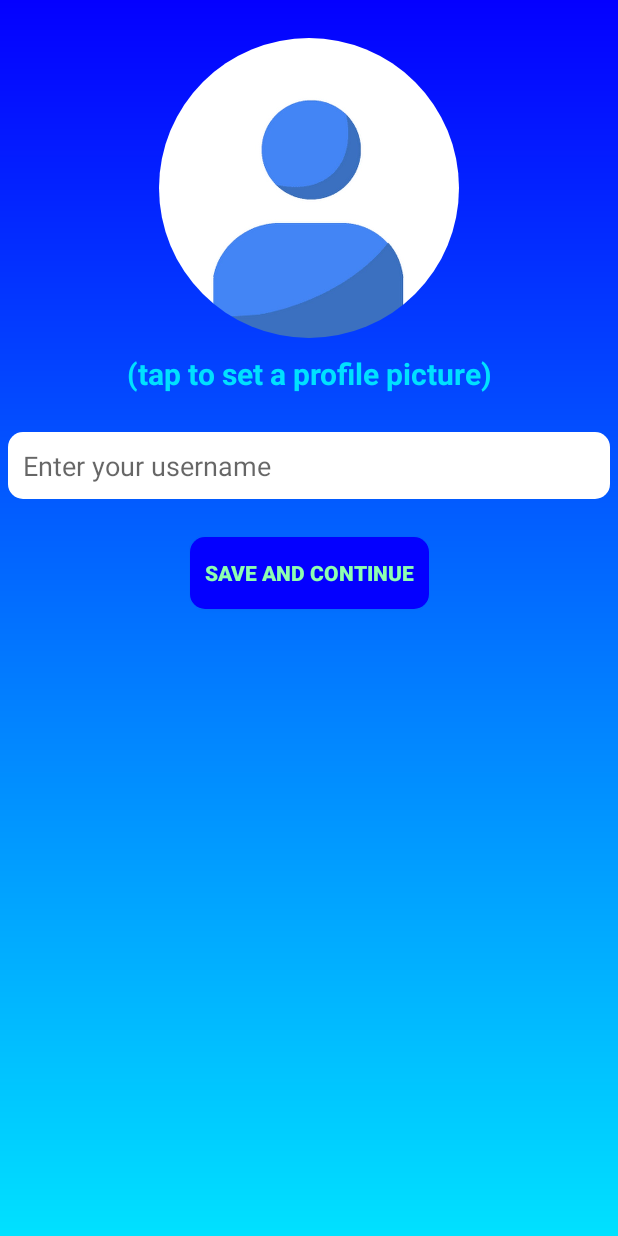
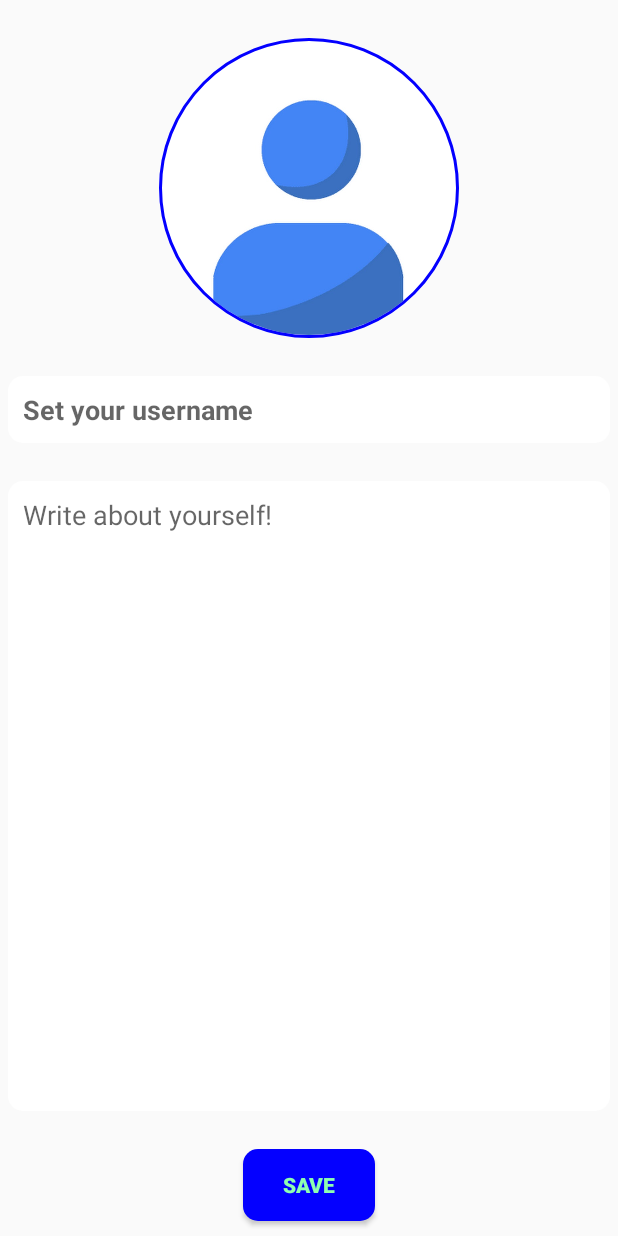
Before and after one commit to natekamp/IDEACenter_app, an Android app: the screen it shows after launch once a user with an empty profile is signed in (SetupActivity), on a phone screen of 412 x 824 dp. Run offline under Robolectric (Android 15) with nearby library versions, the phone set to English and light mode, and no system bars; our stand-ins replace CircleImageView, Firebase (no records; nobody signed in at launch, a user with empty details on screens opened directly), Picasso; libraries missing offline, so code that uses them is left out: com.theartofdev.edmodo; pictures from the network do not load.

Commit message:
Perhaps... profile stuff.... works.....

```diff
--- a/app/src/main/java/natekamp/ideas/MainActivity.java
+++ b/app/src/main/java/natekamp/ideas/MainActivity.java
@@ -178,10 +178,23 @@ public class MainActivity extends AppCompatActivity implements SubjectListRecycl
         });
     }
 
+    private void sendToSetupActivity(boolean fromRegister, boolean isEditable, String profileUID)
+    {
+        Intent setupIntent = new Intent(MainActivity.this, SetupActivity.class);
+        setupIntent.addFlags(Intent.FLAG_ACTIVITY_NEW_TASK | Intent.FLAG_ACTIVITY_CLEAR_TASK);
+        setupIntent.putExtra("EXTRA_PROFILE_UID", profileUID);
+        setupIntent.putExtra("EXTRA_FROM_REGISTER", fromRegister);
+        setupIntent.putExtra("EXTRA_IS_EDITABLE", isEditable);
+        startActivity(setupIntent);
+        finish();
+    }
+
     private void sendToSetupActivity()
     {
         Intent setupIntent = new Intent(MainActivity.this, SetupActivity.class);
         setupIntent.addFlags(Intent.FLAG_ACTIVITY_NEW_TASK | Intent.FLAG_ACTIVITY_CLEAR_TASK);
+        setupIntent.putExtra("EXTRA_FROM_REGISTER", true);
+        setupIntent.putExtra("EXTRA_IS_EDITABLE", true);
         startActivity(setupIntent);
         finish();
     }
@@ -257,7 +270,7 @@ public class MainActivity extends AppCompatActivity implements SubjectListRecycl
     private void UserMenuSelector(MenuItem item) {
         switch (item.getItemId()) {
             case R.id.nav_profile:
-                Toast.makeText(this, "Profile Selected", Toast.LENGTH_SHORT).show();
+                sendToSetupActivity(false, true, currentUserID);
                 break;
             case R.id.nav_home:
                 Toast.makeText(this, "Home Selected", Toast.LENGTH_SHORT).show();
--- a/app/src/main/java/natekamp/ideas/RegisterActivity.java
+++ b/app/src/main/java/natekamp/ideas/RegisterActivity.java
@@ -111,6 +111,8 @@ public class RegisterActivity extends AppCompatActivity
     {
         Intent setupIntent = new Intent(RegisterActivity.this, SetupActivity.class);
         setupIntent.addFlags(Intent.FLAG_ACTIVITY_NEW_TASK | Intent.FLAG_ACTIVITY_CLEAR_TASK);
+        setupIntent.putExtra("EXTRA_FROM_REGISTER", true);
+        setupIntent.putExtra("EXTRA_IS_EDITABLE", true);
         startActivity(setupIntent);
         finish();
     }
--- a/app/src/main/java/natekamp/ideas/SetupActivity.java
+++ b/app/src/main/java/natekamp/ideas/SetupActivity.java
@@ -7,7 +7,9 @@ import android.support.annotation.NonNull;
 import android.support.annotation.Nullable;
 import android.support.v7.app.AppCompatActivity;
 import android.os.Bundle;
+import android.support.v7.widget.Toolbar;
 import android.text.TextUtils;
+import android.view.MenuItem;
 import android.view.View;
 import android.widget.Button;
 import android.widget.EditText;
@@ -35,19 +37,30 @@ import de.hdodenhof.circleimageview.CircleImageView;
 
 public class SetupActivity extends AppCompatActivity
 {
+    //extras
+    private String profileUid;
+    private boolean fromRegisterActivity, profileIsEditable;
+
     //firebase
     private FirebaseAuth mAuth;
-    String currentUserID;
+    String currentUserID, profilePicture, username, bio;
     private DatabaseReference usersRef;
     private StorageReference userImageRef;
 
+    //toolbar
+    private Toolbar mToolbar;
+
     //views
-    private EditText userName;
+    private EditText userName, userBio;
     private Button saveButton;
     private CircleImageView profileImage;
 
     //progress dialog
     private ProgressDialog loadingBar;
+
+    //other
+    private String defaultProfilePictureURL = "https://firebasestorage.googleapis.com/v0/b/ideas-5e85b.appspot.com/o/profile_pictures%2Fprofile_picture.jpg?alt=media&token=be5f8d6d-7450-4bf1-ae44-40dac0bde461";
+    private boolean authorized = false;
 
     @Override
     protected void onCreate(Bundle savedInstanceState)
@@ -58,36 +71,36 @@ public class SetupActivity extends AppCompatActivity
         //firebase
         mAuth = FirebaseAuth.getInstance();
         currentUserID = mAuth.getCurrentUser().getUid();
-        usersRef = FirebaseDatabase.getInstance().getReference().child("Users").child(currentUserID);
-        userImageRef = FirebaseStorage.getInstance().getReference().child("profile_pictures");
+        usersRef = FirebaseDatabase.getInstance().getReference().child("Users").child(profileUid);
+        usersRef.child("Profile Picture").setValue(defaultProfilePictureURL);
+        userImageRef = FirebaseStorage.getInstance().getReference().child("profile_pictures").child(profileUid+".png");
+
+        //extras
+        profileUid = getIntent().getExtras().getString("EXTRA_PROFILE_UID", currentUserID);
+        fromRegisterActivity = getIntent().getExtras().getBoolean("EXTRA_FROM_REGISTER", false);
+        profileIsEditable = getIntent().getExtras().getBoolean("EXTRA_IS_EDITABLE", false);
+
+        //toolbar
+        mToolbar = (Toolbar) findViewById(R.id.setup_toolbar);
+        setSupportActionBar(mToolbar);
+        getSupportActionBar().setDisplayHomeAsUpEnabled(true);
+        getSupportActionBar().setDisplayShowHomeEnabled(true);
+        getSupportActionBar().setTitle(R.string.setup_view_toolbar_title);
 
         //views
         profileImage = (CircleImageView) findViewById(R.id.setup_picture);
         userName = (EditText) findViewById(R.id.setup_name);
+        userBio = (EditText) findViewById(R.id.setup_bio);
         saveButton = (Button) findViewById(R.id.setup_save);
 
         //progress dialog
         loadingBar = new ProgressDialog(this);
 
+        //other
+        authorized = currentUserID.equals(profileUid);
 
-        saveButton.setOnClickListener(new View.OnClickListener() {
-            @Override
-            public void onClick(View v)
-            {
-                saveSetupInfo();
-            }
-        });
 
-        profileImage.setOnClickListener(new View.OnClickListener() {
-            @Override
-            public void onClick(View v)
-            {
-                CropImage.activity()
-                        .setGuidelines(CropImageView.Guidelines.ON)
-                        .setAspectRatio(1, 1)
-                        .start(SetupActivity.this);
-            }
-        });
+        applyModeFeatures();
 
         usersRef.addValueEventListener(new ValueEventListener() {
             @Override
@@ -95,12 +108,19 @@ public class SetupActivity extends AppCompatActivity
             {
                 if (dataSnapshot.exists())
                 {
-                    if (dataSnapshot.hasChild("Profile Picture"))
+                    profilePicture = dataSnapshot.hasChild("Profile Picture") ?
+                            dataSnapshot.child("Profile Picture").getValue().toString() : defaultProfilePictureURL;
+                    Picasso.get().load(profilePicture).placeholder(R.drawable.profile_picture).into(profileImage);
+                    if (dataSnapshot.hasChild("Username"))
                     {
-                        String profile_picture = dataSnapshot.child("Profile Picture").getValue().toString();
-                        Picasso.get().load(profile_picture).placeholder(R.drawable.profile_picture).into(profileImage);
+                        username = dataSnapshot.child("Username").getValue().toString();
+                        userName.setText(username);
                     }
-                    else Toast.makeText(SetupActivity.this, SetupActivity.this.getString(R.string.error_missing_pfp_msg_b), Toast.LENGTH_SHORT).show();
+                    if (dataSnapshot.hasChild("Bio"))
+                    {
+                        bio = dataSnapshot.child("Bio").getValue().toString();
+                        userBio.setText(bio);
+                    }
                 }
             }
 
@@ -125,9 +145,8 @@ public class SetupActivity extends AppCompatActivity
                 loadingBar.setCanceledOnTouchOutside(true);
 
                 Uri resultUri = result.getUri();
-                StorageReference filePath = userImageRef.child(currentUserID+".png");
 
-                filePath.putFile(resultUri).addOnCompleteListener(new OnCompleteListener<UploadTask.TaskSnapshot>() {
+                userImageRef.putFile(resultUri).addOnCompleteListener(new OnCompleteListener<UploadTask.TaskSnapshot>() {
                     @Override
                     public void onComplete(@NonNull Task<UploadTask.TaskSnapshot> task)
                     {
@@ -151,7 +170,8 @@ public class SetupActivity extends AppCompatActivity
                                                     loadingBar.dismiss();
                                                     Toast.makeText(SetupActivity.this, resultMsg, Toast.LENGTH_SHORT).show();
 
-                                                    if (task.isSuccessful()) {
+                                                    if (task.isSuccessful())
+                                                    {
                                                         Intent selfIntent = new Intent(SetupActivity.this, SetupActivity.class);
                                                         startActivity(selfIntent);
                                                     }
@@ -171,12 +191,57 @@ public class SetupActivity extends AppCompatActivity
         }
     }
 
+    @Override
+    public boolean onOptionsItemSelected(MenuItem item)
+    {
+        int id = item.getItemId();
+
+        if (id==android.R.id.home) finish();
+
+        return super.onOptionsItemSelected(item);
+    }
+
+    private void applyModeFeatures()
+    {
+        if (!authorized || !profileIsEditable)
+        {
+            disableEditText(userName);
+            disableEditText(userBio);
+            saveButton.setVisibility(View.INVISIBLE);
+            userBio.setHint(R.string.setup_no_bio_hint);
+        }
+        else
+        {
+            mToolbar.setVisibility(View.GONE);
+
+            saveButton.setOnClickListener(new View.OnClickListener() {
+                @Override
+                public void onClick(View v)
+                {
+                    saveSetupInfo();
+                }
+            });
+
+            profileImage.setOnClickListener(new View.OnClickListener() {
+                @Override
+                public void onClick(View v)
+                {
+                    CropImage.activity()
+                            .setGuidelines(CropImageView.Guidelines.ON)
+                            .setAspectRatio(1, 1)
+                            .start(SetupActivity.this);
+                }
+            });
+        }
+    }
+
     private void saveSetupInfo()
     {
-        String username = userName.getText().toString();
+        username = userName.getText().toString();
+        bio = userBio.getText().toString();
 
         if (TextUtils.isEmpty(username))
-            Toast.makeText(this, this.getString(R.string.error_field_msg), Toast.LENGTH_SHORT).show();
+            Toast.makeText(this, this.getString(R.string.error_username_msg), Toast.LENGTH_SHORT).show();
         else
         {
             loadingBar.setTitle(SetupActivity.this.getString(R.string.progress_title));
@@ -186,6 +251,7 @@ public class SetupActivity extends AppCompatActivity
 
             HashMap userMap = new HashMap();
                 userMap.put("Username", username);
+                userMap.put("Bio", bio);
             usersRef.updateChildren(userMap).addOnCompleteListener(new OnCompleteListener() {
                 @Override
                 public void onComplete(@NonNull Task task)
@@ -197,7 +263,11 @@ public class SetupActivity extends AppCompatActivity
                     loadingBar.dismiss();
                     Toast.makeText(SetupActivity.this, resultMsg, Toast.LENGTH_SHORT).show();
 
-                    if (task.isSuccessful()) sendToMainActivity();
+                    if (task.isSuccessful())
+                    {
+                        if (fromRegisterActivity) sendToMainActivity();
+                        else finish();
+                    }
                 }
             });
         }
@@ -210,4 +280,12 @@ public class SetupActivity extends AppCompatActivity
         startActivity(mainIntent);
         finish();
     }
+
+    private void disableEditText(EditText editText)
+    {
+        editText.setFocusable(false);
+        editText.setEnabled(false);
+        editText.setCursorVisible(false);
+        editText.setKeyListener(null);
+    }
 }
--- a/app/src/main/res/layout/activity_setup.xml
+++ b/app/src/main/res/layout/activity_setup.xml
@@ -4,37 +4,30 @@
     xmlns:tools="http://schemas.android.com/tools"
     android:layout_width="match_parent"
     android:layout_height="match_parent"
-    android:background="@drawable/gradient_background"
     tools:context=".SetupActivity">
+
+    <include
+        android:id="@+id/setup_toolbar"
+        layout="@layout/toolbar_layout"
+        app:layout_constraintTop_toTopOf="parent"/>
 
     <de.hdodenhof.circleimageview.CircleImageView
         android:id="@+id/setup_picture"
         android:layout_width="200dp"
         android:layout_height="200dp"
-        app:layout_constraintTop_toTopOf="parent"
+        app:layout_constraintTop_toBottomOf="@id/setup_toolbar"
         app:layout_constraintStart_toStartOf="parent"
         app:layout_constraintEnd_toEndOf="parent"
         android:layout_marginTop="25dp"
-        android:src="@drawable/profile_picture"/>
-
-    <TextView
-        android:id="@+id/setup_message"
-        android:layout_width="wrap_content"
-        android:layout_height="wrap_content"
-        app:layout_constraintTop_toBottomOf="@id/setup_picture"
-        app:layout_constraintStart_toStartOf="parent"
-        app:layout_constraintEnd_toEndOf="parent"
-        android:layout_marginTop="10dp"
-        android:text="@string/setup_picture_msg"
-        android:textSize="20dp"
-        android:textColor="@color/colorPrimary"
-        android:textStyle="bold"/>
+        android:src="@drawable/profile_picture"
+        app:civ_border_color="@color/colorPrimaryDark"
+        app:civ_border_width="2dp"/>
 
     <EditText
         android:id="@+id/setup_name"
         android:layout_width="match_parent"
         android:layout_height="wrap_content"
-        app:layout_constraintTop_toBottomOf="@id/setup_message"
+        app:layout_constraintTop_toBottomOf="@id/setup_picture"
         app:layout_constraintStart_toStartOf="parent"
         app:layout_constraintEnd_toEndOf="parent"
         android:layout_marginTop="25dp"
@@ -42,19 +35,40 @@
         android:layout_marginRight="5dp"
         android:ems="10"
         android:hint="@string/setup_name_hint"
+        android:textStyle="bold"
         android:textColor="@color/colorPrimaryDark"
-        android:inputType="textMultiLine"
         android:background="@drawable/inputs"
         android:padding="10dp"/>
+
+    <EditText
+        android:id="@+id/setup_bio"
+        android:layout_width="0dp"
+        android:layout_height="0dp"
+        app:layout_constraintTop_toBottomOf="@id/setup_name"
+        app:layout_constraintBottom_toTopOf="@id/setup_save"
+        app:layout_constraintStart_toStartOf="parent"
+        app:layout_constraintEnd_toEndOf="parent"
+        android:layout_marginTop="25dp"
+        android:layout_marginLeft="5dp"
+        android:layout_marginRight="5dp"
+        android:ems="10"
+        android:hint="@string/setup_bio_hint"
+        android:scrollHorizontally="false"
+        android:textColor="@color/colorPrimaryDark"
+        android:background="@drawable/inputs"
+        android:padding="10dp"
+        android:gravity="top"/>
 
     <Button
         android:id="@+id/setup_save"
         android:layout_width="wrap_content"
         android:layout_height="wrap_content"
-        app:layout_constraintTop_toBottomOf="@id/setup_name"
+        app:layout_constraintTop_toBottomOf="@id/setup_bio"
+        app:layout_constraintBottom_toBottomOf="parent"
         app:layout_constraintStart_toStartOf="parent"
         app:layout_constraintEnd_toEndOf="parent"
         android:layout_marginTop="25dp"
+        android:layout_marginBottom="10dp"
         android:text="@string/setup_finish_button"
         android:background="@drawable/button"
         android:padding="10dp"
--- a/app/src/main/res/values/strings.xml
+++ b/app/src/main/res/values/strings.xml
@@ -45,9 +45,11 @@
     <string name="login_finish_button">Login</string>
 
     <!--strings used in SetupActivity-->
-    <string name="setup_picture_msg">(tap to set a profile picture)</string>
-    <string name="setup_name_hint">Enter your username</string>
-    <string name="setup_finish_button">Save and Continue</string>
+    <string name="setup_view_toolbar_title">View Profile</string>
+    <string name="setup_name_hint">Set your username</string>
+    <string name="setup_bio_hint">Write about yourself!</string>
+    <string name="setup_no_bio_hint">(no bio)</string>
+    <string name="setup_finish_button">Save</string>
 
     <!--strings used in PostActivity-->
     <string name="post_finish_button">Finish and Post</string>
@@ -79,9 +81,9 @@
     <!--error messages-->
     <string name="error_invalid_email_domain">Please use your \'@thompsonschools.org\' email address.</string>
     <string name="error_missing_pfp_msg_a">Profile picture not found.</string>
-    <string name="error_missing_pfp_msg_b">Please select a profile picture.</string>
     <string name="error_missing_name_msg">Username not found.</string>
     <string name="error_field_msg">Please complete all fields.</string>
+    <string name="error_username_msg">You must enter a username.</string>
     <string name="error_password_msg">Your passwords do not match.</string>
     <string name="error_retry_msg">Something went wrong, please try again.</string>
     <string name="error_missing_vid">Please select a video to post.</string>
```
Also changed, not shown: app/src/main/java/natekamp/ideas/SubjectActivity.java (+13 -1 lines).
